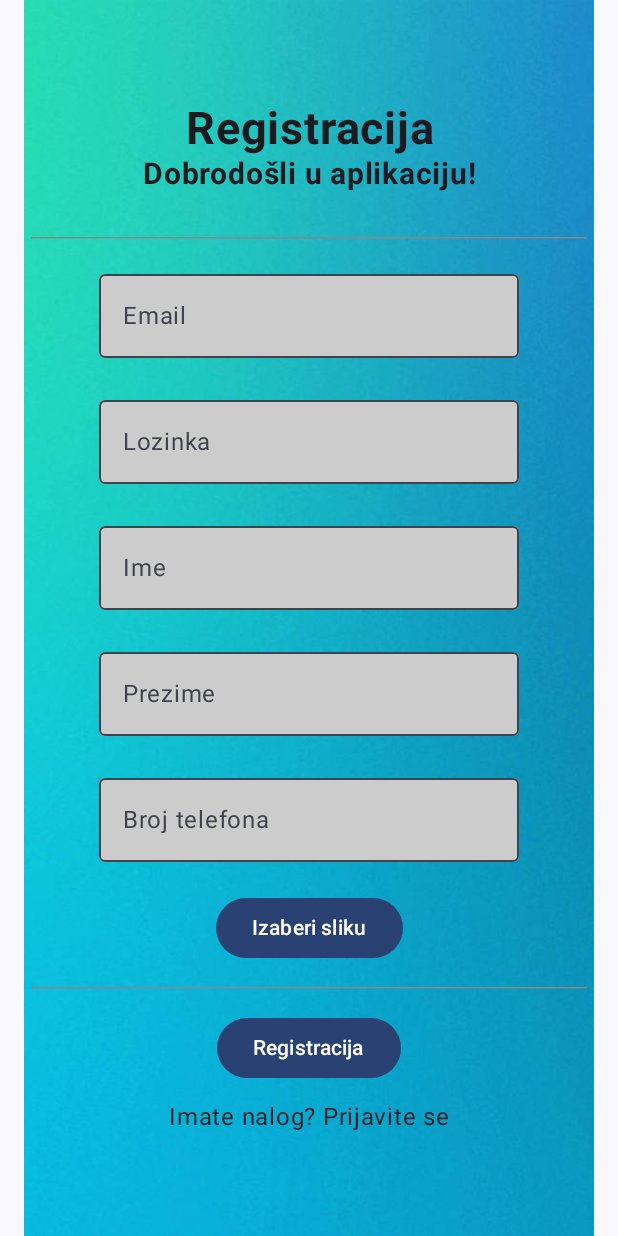
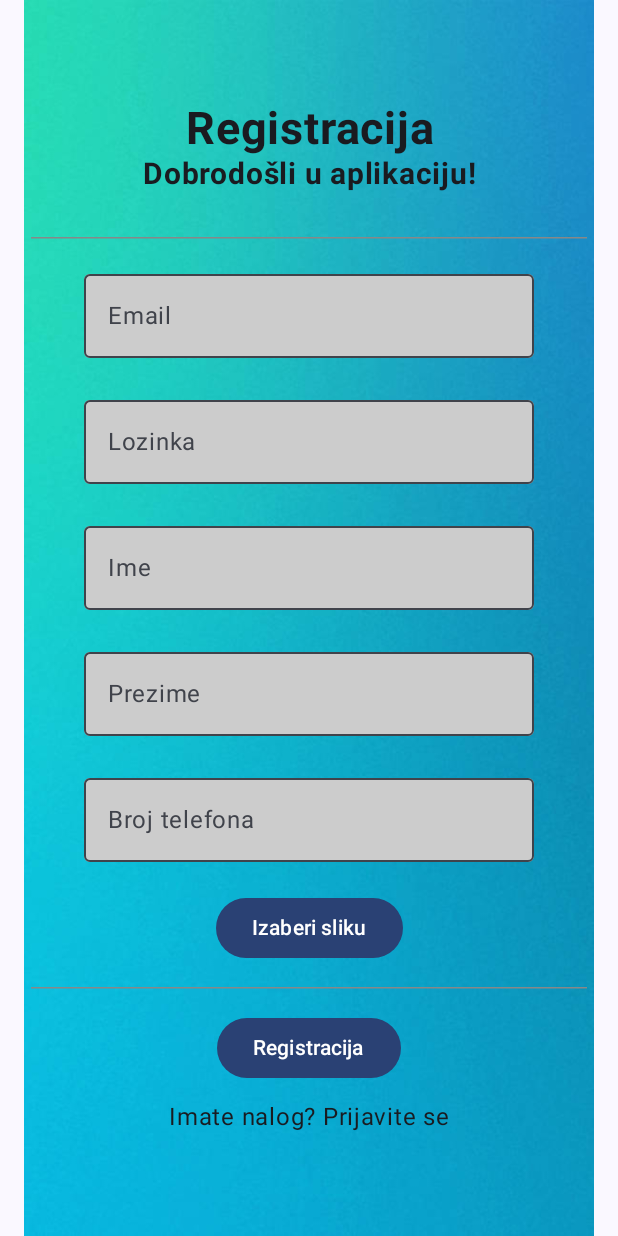
Before and after one commit to Lucode03/TrapZone, an Android app built with Jetpack Compose: the screen it shows after launch (MainActivity), after a tap on "Nemate nalog? Registrujte se", on a phone screen of 412 x 824 dp. Run offline under Robolectric (Android 15) with nearby library versions, the phone set to English and light mode, and no system bars; our stand-ins replace Firebase (no records; nobody signed in at launch, a user with empty details on screens opened directly), livedata-compose; pictures from the network do not load.

Commit message:
Poboljsan prikaz autorizacija

```diff
--- a/app/src/main/java/com/example/trapzoneapp/screens/auth/LoginScreen.kt
+++ b/app/src/main/java/com/example/trapzoneapp/screens/auth/LoginScreen.kt
@@ -34,6 +34,7 @@ import androidx.navigation.NavController
 import com.example.trapzoneapp.R
 import com.example.trapzoneapp.AuthViewModel
 import com.example.trapzoneapp.dataclasses.AuthState
+import com.example.trapzoneapp.screens.auth.fields.CustomTextField
 
 
 @Composable
@@ -78,22 +79,24 @@ fun LoginScreen(modifier: Modifier=Modifier,navController: NavController,authVie
                 fontWeight = FontWeight.Bold,
                 textAlign = TextAlign.Center
             )
-            Spacer(modifier = Modifier.height((50.dp)))//promeni boju teksta u crnu
-            OutlinedTextField(colors = TextFieldDefaults.colors(unfocusedContainerColor = Color.LightGray,)
-                ,value = email, onValueChange = {
-                email=it
-            },
-                label={ Text(text= stringResource(R.string.email))
-                },
-                keyboardOptions = KeyboardOptions(keyboardType = KeyboardType.Email))
+            Spacer(modifier = Modifier.height((50.dp)))
+
+            CustomTextField(
+                value = email,
+                onValueChange = { email = it },
+                label = stringResource(R.string.email),
+                keyboardOptions = KeyboardOptions(keyboardType = KeyboardType.Email)
+            )
+
             Spacer(modifier = Modifier.height((20.dp)))
 
-            OutlinedTextField(colors = TextFieldDefaults.colors(unfocusedContainerColor = Color.LightGray,)
-                ,value = password, onValueChange = {
-                password=it
-            },
-                label={ Text(text=stringResource(R.string.password))
-                }, visualTransformation = PasswordVisualTransformation())
+            CustomTextField(
+                value = password,
+                onValueChange = { password = it },
+                label = stringResource(R.string.password),
+                visualTransformation = PasswordVisualTransformation()
+            )
+
             Spacer(modifier = Modifier.height((40.dp)))
 
             Button(onClick = {
--- a/app/src/main/java/com/example/trapzoneapp/screens/auth/SignUpScreen.kt
+++ b/app/src/main/java/com/example/trapzoneapp/screens/auth/SignUpScreen.kt
@@ -14,8 +14,11 @@ import androidx.compose.foundation.layout.fillMaxSize
 import androidx.compose.foundation.layout.fillMaxWidth
 import androidx.compose.foundation.layout.height
 import androidx.compose.foundation.layout.size
+import androidx.compose.foundation.layout.width
+import androidx.compose.foundation.rememberScrollState
 import androidx.compose.foundation.shape.CircleShape
 import androidx.compose.foundation.text.KeyboardOptions
+import androidx.compose.foundation.verticalScroll
 import androidx.compose.material3.Button
 import androidx.compose.material3.HorizontalDivider
 import androidx.compose.material3.OutlinedTextField
@@ -38,6 +41,7 @@ import androidx.compose.ui.res.stringResource
 import androidx.compose.ui.text.font.FontWeight
 import androidx.compose.ui.text.input.KeyboardType
 import androidx.compose.ui.text.input.PasswordVisualTransformation
+import androidx.compose.ui.text.input.VisualTransformation
 import androidx.compose.ui.text.style.TextAlign
 import androidx.compose.ui.unit.dp
 import androidx.compose.ui.unit.sp
@@ -46,6 +50,7 @@ import coil.compose.rememberAsyncImagePainter
 import com.example.trapzoneapp.R
 import com.example.trapzoneapp.AuthViewModel
 import com.example.trapzoneapp.dataclasses.AuthState
+import com.example.trapzoneapp.screens.auth.fields.CustomTextField
 
 @Composable
 fun SignUpScreen(modifier: Modifier = Modifier, navController: NavController, authViewModel: AuthViewModel)
@@ -75,6 +80,7 @@ fun SignUpScreen(modifier: Modifier = Modifier, navController: NavController, au
     }
     val authState = authViewModel.authState.observeAsState()
     val context = LocalContext.current
+
     LaunchedEffect(authState.value) {
         when(authState.value){
             is AuthState.Authenticated -> navController.navigate("main")
@@ -85,14 +91,14 @@ fun SignUpScreen(modifier: Modifier = Modifier, navController: NavController, au
             }
             else -> Unit
         }
-    }//napravi data class za sva ova polja
+    }
     Box(modifier = modifier.fillMaxSize()) {
         Image(painter = painterResource(id= R.drawable.login_background),
             contentDescription = "Login background",
             modifier = Modifier.fillMaxSize())
 
         Column(
-            modifier = modifier.fillMaxSize(),
+            modifier = modifier.fillMaxSize().verticalScroll(rememberScrollState()),
             verticalArrangement = Arrangement.Center,
             horizontalAlignment = Alignment.CenterHorizontally
         ) {
@@ -109,65 +115,65 @@ fun SignUpScreen(modifier: Modifier = Modifier, navController: NavController, au
             Spacer(modifier = Modifier.height((30.dp)))
             HorizontalDivider(thickness = 1.dp, color = Color.Gray, modifier = Modifier.fillMaxWidth(0.9f))
             Spacer(modifier = Modifier.height((15.dp)))
-            OutlinedTextField( colors = TextFieldDefaults.colors(unfocusedContainerColor = Color.LightGray)
-                 ,value= email, onValueChange = {
-                email=it
-            },
-                label={ Text(text = stringResource(R.string.email))
-                },
+
+            CustomTextField(
+                value = email,
+                onValueChange = { email = it },
+                label = stringResource(R.string.email),
                 keyboardOptions = KeyboardOptions(keyboardType = KeyboardType.Email)
             )
+
             Spacer(modifier = Modifier.height((20.dp)))
 
-            OutlinedTextField(colors = TextFieldDefaults.colors(unfocusedContainerColor = Color.LightGray)
-                ,value = password, onValueChange = {
-                password=it
-            },
-                label={ Text(text = stringResource(R.string.password))
-                },
+            CustomTextField(
+                value = password,
+                onValueChange = { password = it },
+                label = stringResource(R.string.password),
                 visualTransformation = PasswordVisualTransformation()
             )
+
             Spacer(modifier = Modifier.height((20.dp)))
-            OutlinedTextField(colors = TextFieldDefaults.colors(unfocusedContainerColor = Color.LightGray)
-                ,value = name,
+
+            CustomTextField(
+                value = name,
                 onValueChange = { input ->
                     if (input.all { it.isLetter() || it.isWhitespace() }) {
                         name = input
                     }
                 },
-                label={ Text(text="Ime")
-                },
-                keyboardOptions = KeyboardOptions(keyboardType = KeyboardType.Text)
+                label = "Ime",
+                keyboardOptions = KeyboardOptions(keyboardType = KeyboardType.Text),
             )
             Spacer(modifier = Modifier.height((20.dp)))
-            OutlinedTextField(colors = TextFieldDefaults.colors(unfocusedContainerColor = Color.LightGray)
-                ,value = surname,
+
+            CustomTextField(
+                value = surname,
                 onValueChange = { input ->
                     if (input.all { it.isLetter() || it.isWhitespace() }) {
                         surname = input
                     }
                 },
-                label={ Text(text="Prezime")
-                },
+                label = "Prezime",
                 keyboardOptions = KeyboardOptions(keyboardType = KeyboardType.Text)
             )
             Spacer(modifier = Modifier.height((20.dp)))
-            OutlinedTextField(colors = TextFieldDefaults.colors(unfocusedContainerColor = Color.LightGray)
-                ,value = phone,
-                onValueChange = {input ->
+
+            CustomTextField(
+                value = phone,
+                onValueChange = { input ->
                     if (input.all { it.isDigit() }) {
                         phone = input
                     }
                 },
-                label={ Text(text="Broj telefona")
-                },
+                label = "Broj telefona",
                 keyboardOptions = KeyboardOptions(keyboardType = KeyboardType.Phone)
             )
+
             Spacer(modifier = Modifier.height((20.dp)))
+
             Button(onClick = { launcher.launch("image/*") }) {
                 Text(text = if (photoUri == null) "Izaberi sliku" else "Promeni sliku")
             }
-
             photoUri?.let { uri ->
                 Spacer(modifier = Modifier.height(16.dp))
                 Image(
@@ -181,6 +187,7 @@ fun SignUpScreen(modifier: Modifier = Modifier, navController: NavController, au
             Spacer(modifier = Modifier.height((15.dp)))
             HorizontalDivider(thickness = 1.dp, color = Color.Gray, modifier = Modifier.fillMaxWidth(0.9f))
             Spacer(modifier = Modifier.height((15.dp)))
+
             Button(onClick = {
                     authViewModel.signup(email, password, name, surname, phone, photoUri, context)
             },
--- /dev/null
+++ b/app/src/main/java/com/example/trapzoneapp/screens/auth/fields/CustomTextField.kt
@@ -0,0 +1,36 @@
+package com.example.trapzoneapp.screens.auth.fields
+
+import androidx.compose.foundation.layout.width
+import androidx.compose.foundation.text.KeyboardOptions
+import androidx.compose.material3.OutlinedTextField
+import androidx.compose.material3.Text
+import androidx.compose.material3.TextFieldDefaults
+import androidx.compose.runtime.Composable
+import androidx.compose.ui.Modifier
+import androidx.compose.ui.graphics.Color
+import androidx.compose.ui.text.input.VisualTransformation
+import androidx.compose.ui.unit.dp
+
+@Composable
+fun CustomTextField(
+    value: String,
+    onValueChange: (String) -> Unit,
+    label: String,
+    keyboardOptions: KeyboardOptions = KeyboardOptions.Default,
+    visualTransformation: VisualTransformation = VisualTransformation.None
+) {
+    OutlinedTextField(
+        value = value,
+        onValueChange = onValueChange,
+        label = { Text(text = label) },
+        modifier = Modifier.width(300.dp),
+        colors = TextFieldDefaults.colors(
+            unfocusedContainerColor = Color.LightGray,
+            unfocusedTextColor = Color.Black,
+            focusedContainerColor = Color.LightGray,
+            focusedTextColor = Color.Black,
+        ),
+        keyboardOptions = keyboardOptions,
+        visualTransformation = visualTransformation
+    )
+}
```
